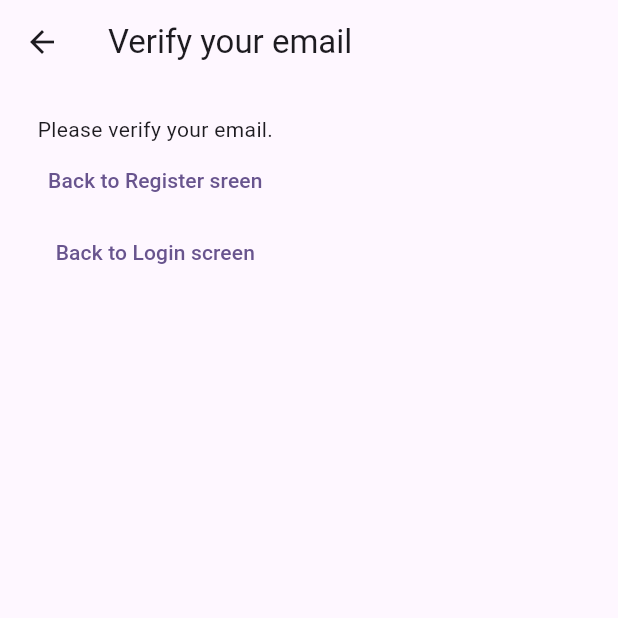
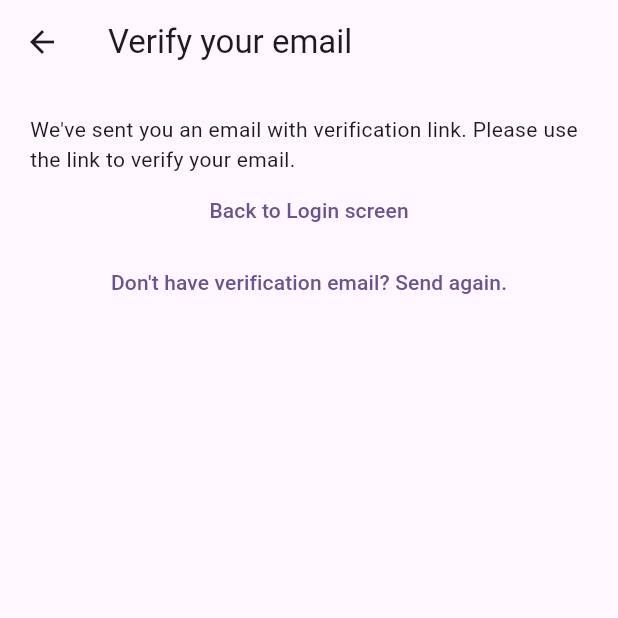
Before and after one commit to michalkk22/home_organizer, a Flutter app: the SentEmailVerificationView screen opened directly, on a phone screen of 412 x 824 dp, the top half of it. Run offline on Flutter 3.47's test engine with Material 3 defaults, Android fonts, the phone set to English and light mode, and no system bars; our stand-ins replace firebase_auth, firebase_core, flutter_bloc, google_sign_in; accounts and stored records are empty; generated files the repository leaves out were written again; network calls fail.

Commit message:
added error handling to auth bloc

```diff
--- a/lib/features/auth/bloc/auth_event.dart
+++ b/lib/features/auth/bloc/auth_event.dart
@@ -1,4 +1,4 @@
-import 'package:flutter/foundation.dart';
+import 'package:flutter/foundation.dart' show immutable;
 
 @immutable
 abstract class AuthEvent {
@@ -30,3 +30,11 @@ class AuthEventLogIn extends AuthEvent {
 
   const AuthEventLogIn({required this.email, required this.password});
 }
+
+class AuthEventGoogleLogIn extends AuthEvent {
+  const AuthEventGoogleLogIn();
+}
+
+class AuthEventSendEmailVerification extends AuthEvent {
+  const AuthEventSendEmailVerification();
+}
--- a/lib/features/auth/bloc/auth_state.dart
+++ b/lib/features/auth/bloc/auth_state.dart
@@ -1,5 +1,5 @@
-import 'package:flutter/foundation.dart';
-import 'package:home_organizer/models/user.dart';
+import 'package:flutter/foundation.dart' show immutable;
+import 'package:home_organizer/features/auth/auth_user.dart';
 
 @immutable
 abstract class AuthState {
@@ -11,7 +11,8 @@ class AuthStateUninitialized extends AuthState {
 }
 
 class AuthStateLoggedOut extends AuthState {
-  const AuthStateLoggedOut();
+  final Exception? exception;
+  const AuthStateLoggedOut({this.exception});
 }
 
 class AuthStateRegistering extends AuthState {
@@ -19,10 +20,11 @@ class AuthStateRegistering extends AuthState {
 }
 
 class AuthStateNeedVerification extends AuthState {
-  const AuthStateNeedVerification();
+  final Exception? exception;
+  const AuthStateNeedVerification({this.exception});
 }
 
 class AuthStateLoggedIn extends AuthState {
-  final User user;
+  final AuthUser user;
   const AuthStateLoggedIn({required this.user});
 }
--- a/lib/features/auth/widgets/email_and_password_form.dart
+++ b/lib/features/auth/widgets/email_and_password_form.dart
@@ -5,9 +5,11 @@ class EmailAndPasswordForm extends StatefulWidget {
     super.key,
     required this.buttonText,
     required this.callback,
+    required this.googleCallback,
   });
   final String buttonText;
   final void Function(String email, String password) callback;
+  final void Function() googleCallback;
 
   @override
   State<EmailAndPasswordForm> createState() => _EmailAndPasswordFormState();
@@ -53,6 +55,10 @@ class _EmailAndPasswordFormState extends State<EmailAndPasswordForm> {
           onPressed: () => widget.callback(_email.text, _password.text),
           child: Text(widget.buttonText),
         ),
+        ElevatedButton(
+          onPressed: widget.googleCallback,
+          child: const Text('With Google'),
+        ),
       ],
     );
   }
--- a/lib/features/auth/widgets/login_view.dart
+++ b/lib/features/auth/widgets/login_view.dart
@@ -22,6 +22,9 @@ class LoginView extends StatelessWidget {
                   AuthEventLogIn(email: email, password: password),
                 );
               },
+              googleCallback: () {
+                context.read<AuthBloc>().add(AuthEventGoogleLogIn());
+              },
             ),
             TextButton(
               onPressed: () {
--- a/lib/features/auth/widgets/register_view.dart
+++ b/lib/features/auth/widgets/register_view.dart
@@ -22,6 +22,9 @@ class RegisterView extends StatelessWidget {
                   AuthEventRegister(email: email, password: password),
                 );
               },
+              googleCallback: () {
+                context.read<AuthBloc>().add(AuthEventGoogleLogIn());
+              },
             ),
             TextButton(
               onPressed: () {
--- a/lib/features/auth/widgets/sent_email_verification_view.dart
+++ b/lib/features/auth/widgets/sent_email_verification_view.dart
@@ -14,18 +14,20 @@ class SentEmailVerificationView extends StatelessWidget {
         padding: EdgeInsets.all(20),
         child: Column(
           children: [
-            const Text('Please verify your email.'),
-            TextButton(
-              onPressed:
-                  () => context.read<AuthBloc>().add(
-                    const AuthEventWantToRegister(),
-                  ),
-              child: const Text('Back to Register sreen'),
+            const Text(
+              "We've sent you an email with verification link. Please use the link to verify your email.",
             ),
             TextButton(
               onPressed:
                   () => context.read<AuthBloc>().add(const AuthEventLogOut()),
               child: const Text('Back to Login screen'),
+            ),
+            TextButton(
+              onPressed:
+                  () => context.read<AuthBloc>().add(
+                    const AuthEventSendEmailVerification(),
+                  ),
+              child: const Text("Don't have verification email? Send again."),
             ),
           ],
         ),
```
Also changed, not shown: lib/features/auth/bloc/auth_bloc.dart (+47 -6 lines).
